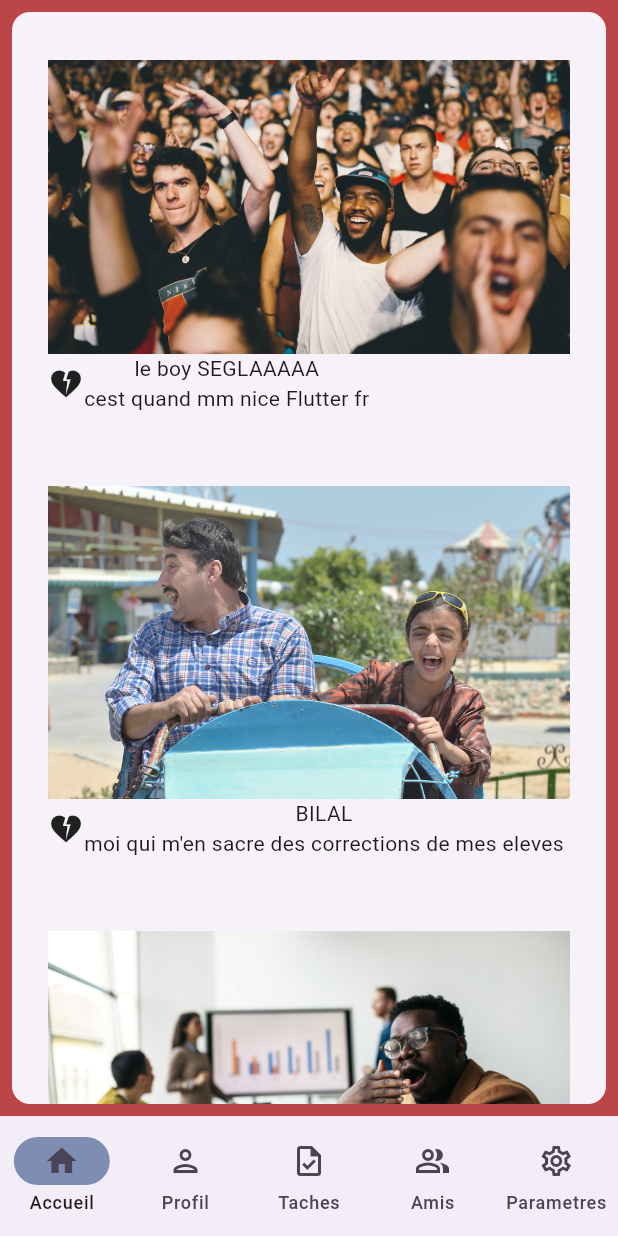
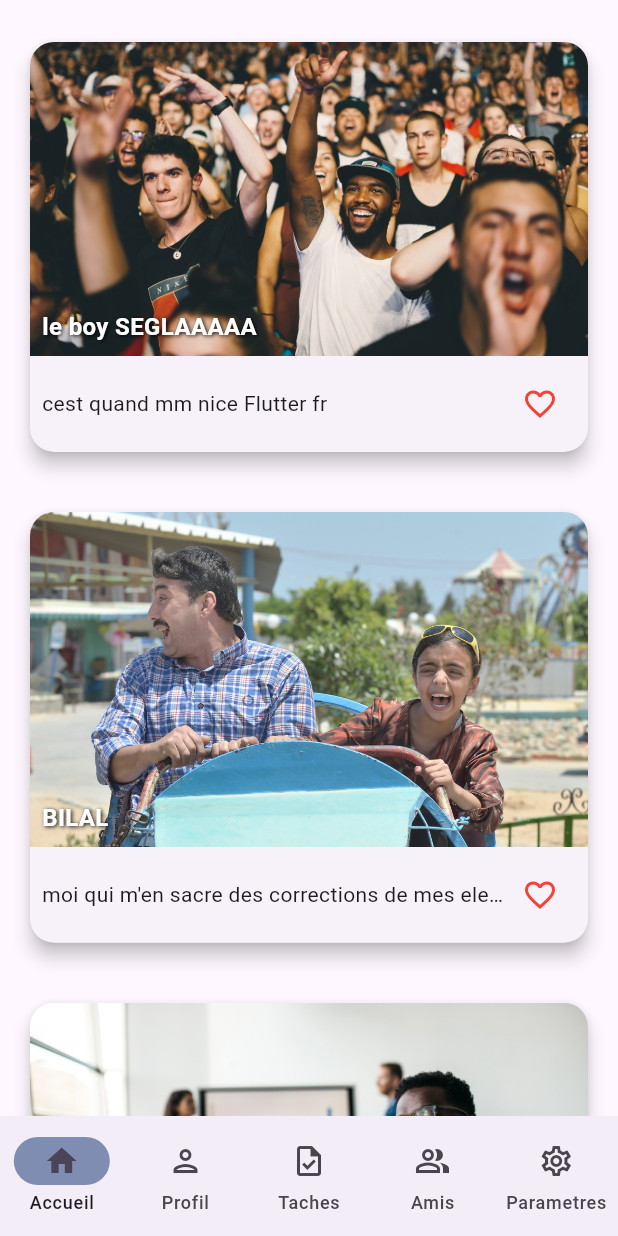
Before and after one commit to zakdonohue/Log450_DoIt, a Flutter app: the screen it shows after launch, after a tap on "Se connecter", on a phone screen of 412 x 824 dp. Run offline on Flutter 3.47's test engine with Material 3 defaults, Android fonts, the light colour scheme and no system bars; our stand-ins replace lottie; network calls fail.

Commit message:
Home screen design done but the api is not properly link

```diff
--- a/lib/homescreen.dart
+++ b/lib/homescreen.dart
@@ -1,22 +1,64 @@
+import 'dart:convert';
+import 'package:http/http.dart' as http;
 import 'package:flutter/material.dart';
 import 'package:log450_doit/ui/reusableWidgets/postItem.dart';
 import 'package:log450_doit/ui/utils/materialColor.dart';
 
-class HomeScreen extends StatelessWidget {
+class HomeScreen extends StatefulWidget {
+  static String routeName = '/home';
+
   const HomeScreen({super.key});
 
-  static const routeName = '/home';
+  @override
+  _HomeScreenState createState() => _HomeScreenState();
+}
+
+class _HomeScreenState extends State<HomeScreen> {
+  final TextEditingController _taskController = TextEditingController();
+
+  @override
+  void initState() {
+    super.initState();
+    String currentUserId = '';
+    _getTasksOfFriends(currentUserId);
+  }
+
+  Future<void> _getTasksOfFriends(String userId) async {
+    final String friendsUrl = "http://10.0.2.2:3000/users/$userId/friends";
+    List<dynamic> friends = [];
+
+    try {
+      final responseFriends = await http.get(Uri.parse(friendsUrl), headers: {"Content-Type": "application/json"});
+      if (responseFriends.statusCode == 200) {
+        friends = jsonDecode(responseFriends.body);
+
+        for (var friend in friends) {
+          String friendId = friend['friend_user_id'];
+          print('Friend Id $friendId: $friendId');
+          final String tasksUrl = "http://10.0.2.2:3000/users/$friendId/tasks";
+
+          // Fetch tasks for each friend
+          final responseTasks = await http.get(Uri.parse(tasksUrl), headers: {"Content-Type": "application/json"});
+          if (responseTasks.statusCode == 200) {
+            List<dynamic> tasks = jsonDecode(responseTasks.body);
+            print('Tasks for friend $friendId: $tasks');
+          } else {
+            print("Failed to get tasks for friend $friendId: ${responseTasks.body}");
+          }
+        }
+      } else {
+        print("Failed to get friends: ${responseFriends.body}");
+      }
+    } catch (e) {
+      print("Error fetching data: $e");
+    }
+  }
 
   @override
   Widget build(BuildContext context) {
     final ThemeData theme = Theme.of(context);
     return Scaffold(
-        backgroundColor: createMaterialColor
-            .createMaterialColor(const Color.fromARGB(197, 167, 17, 17)),
-        body: Card(
-            shadowColor: Colors.transparent,
-            margin: const EdgeInsets.all(8.0),
-            child: SizedBox.expand(
+        body:SizedBox.expand(
                 child: Center(
                     child:
                         // TODO Populate with actual data from BD
@@ -40,7 +82,7 @@ class HomeScreen extends StatelessWidget {
                       imagePath: "assets/paddleboard.jpg",
                       nameOfPostUser: "la fomme du dep",
                       nameOfTask: "fa bo fa chaud a 7h00 AM"),
-                ])))));
+                ]))));
   }
 }
 
--- a/lib/ui/reusableWidgets/postItem.dart
+++ b/lib/ui/reusableWidgets/postItem.dart
@@ -1,29 +1,98 @@
 import 'package:flutter/material.dart';
 
-class PostItem extends StatelessWidget {
+class PostItem extends StatefulWidget {
   final String imagePath;
   final String nameOfPostUser;
   final String nameOfTask;
-  const PostItem(
-      {super.key,
-      required this.imagePath,
-      required this.nameOfPostUser,
-      required this.nameOfTask});
+
+  const PostItem({
+    super.key,
+    required this.imagePath,
+    required this.nameOfPostUser,
+    required this.nameOfTask,
+  });
+
+  @override
+  _PostItemState createState() => _PostItemState();
+}
+
+class _PostItemState extends State<PostItem> {
+  bool _isLiked = false;
+
+  void _toggleLike() {
+    setState(() {
+      _isLiked = !_isLiked;
+    });
+  }
 
   @override
   Widget build(BuildContext context) {
-    return Center(
-        child: Padding(
-      padding: const EdgeInsets.symmetric(horizontal: 16.0, vertical: 24.0),
-      child: Column(children: [
-        Image.asset(imagePath),
-        Row(
-          children: [
-            const Icon(Icons.heart_broken),
-            Column(children: [Text(nameOfPostUser), Text(nameOfTask)])
-          ],
-        )
-      ]),
-    ));
+    return Padding(
+      padding: const EdgeInsets.symmetric(horizontal: 8.0, vertical: 16.0),
+      child: Card(
+        shape: RoundedRectangleBorder(
+          borderRadius: BorderRadius.circular(16.0),
+        ),
+        elevation: 5,
+        child: ClipRRect(
+          borderRadius: BorderRadius.circular(16.0),
+          child: Column(
+            crossAxisAlignment: CrossAxisAlignment.start,
+            children: [
+              Stack(
+                alignment: Alignment.bottomLeft,
+                children: [
+                  Image.asset(
+                    widget.imagePath,
+                    width: double.infinity,
+                    fit: BoxFit.cover,
+                  ),
+                  Padding(
+                    padding: const EdgeInsets.all(8.0),
+                    child: Text(
+                      widget.nameOfPostUser,
+                      style: const TextStyle(
+                        fontSize: 16,
+                        fontWeight: FontWeight.bold,
+                        color: Colors.white,
+                        shadows: [
+                          Shadow(
+                            offset: Offset(1.0, 1.0),
+                            blurRadius: 3.0,
+                            color: Colors.black,
+                          ),
+                        ],
+                      ),
+                    ),
+                  ),
+                ],
+              ),
+              Padding(
+                padding: const EdgeInsets.all(8.0),
+                child: Row(
+                  mainAxisAlignment: MainAxisAlignment.spaceBetween,
+                  children: [
+                    Expanded(
+                      child: Text(
+                        widget.nameOfTask,
+                        style: const TextStyle(fontSize: 14),
+                        overflow: TextOverflow.ellipsis,
+                      ),
+                    ),
+                    IconButton(
+                      icon: Icon(
+                        _isLiked ? Icons.favorite : Icons.favorite_border,
+                        color: Colors.red,
+                      ),
+                      onPressed: _toggleLike,
+                    ),
+                  ],
+                ),
+              ),
+            ],
+          ),
+        ),
+      ),
+    );
   }
 }
```
Also changed, not shown: pubspec.lock.
